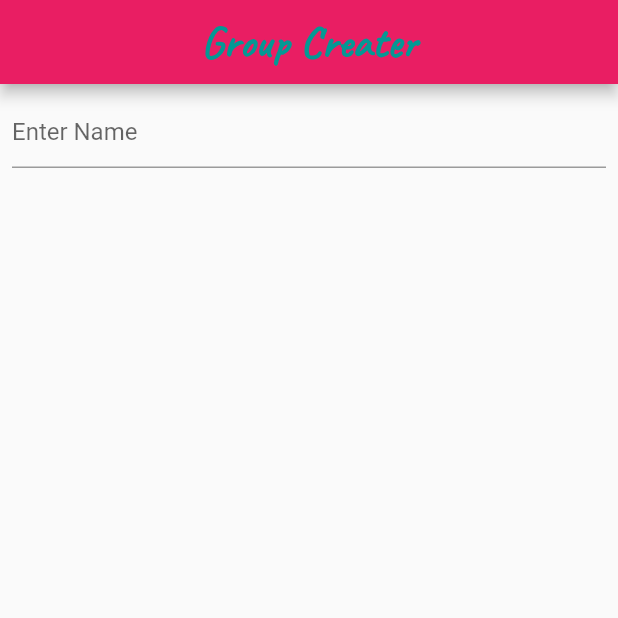
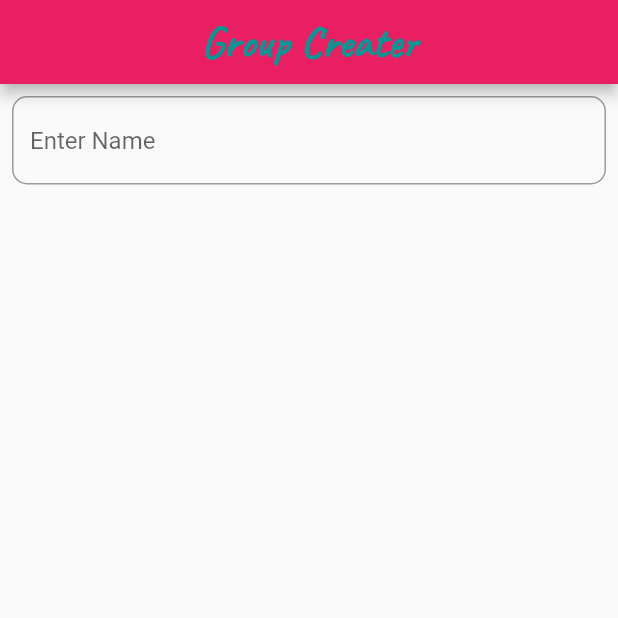
Before and after one commit to thamali-arunika/name_random_genarate, a Flutter app: the screen it shows after launch, on a phone screen of 412 x 824 dp, the top half of it. Run offline on Flutter 3.47's test engine with Material 2 defaults, Android fonts, the light colour scheme and no system bars.

Commit message:
text field boder radius added

```diff
--- a/lib/home_page.dart
+++ b/lib/home_page.dart
@@ -29,6 +29,9 @@ class _MyHomePageState extends State<MyHomePage> {
               TextField(
         decoration: InputDecoration(
           hintText: 'Enter Name',
+          border: OutlineInputBorder(
+            borderRadius: BorderRadius.all(Radius.circular(10))
+          )
         ),
               )
             ],
```
